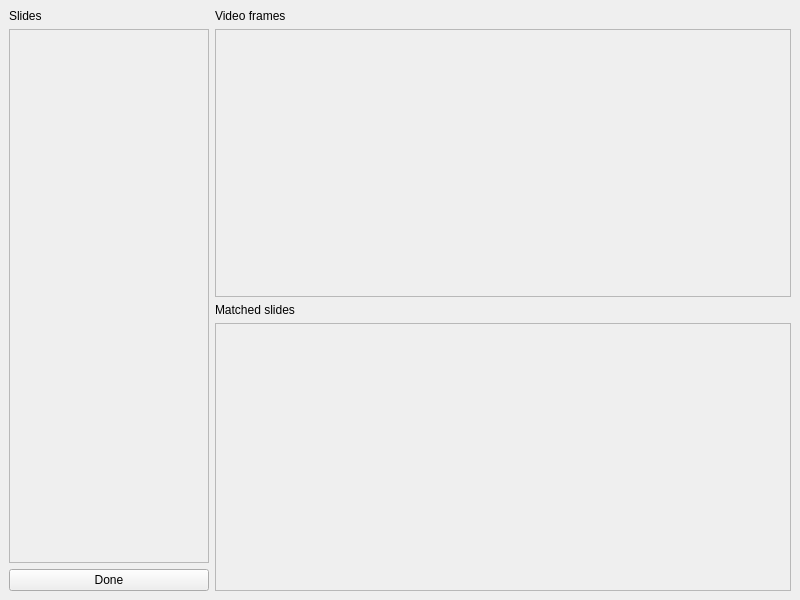
Old version of the form ui/review_window.ui in the repository viidea/slidesync.
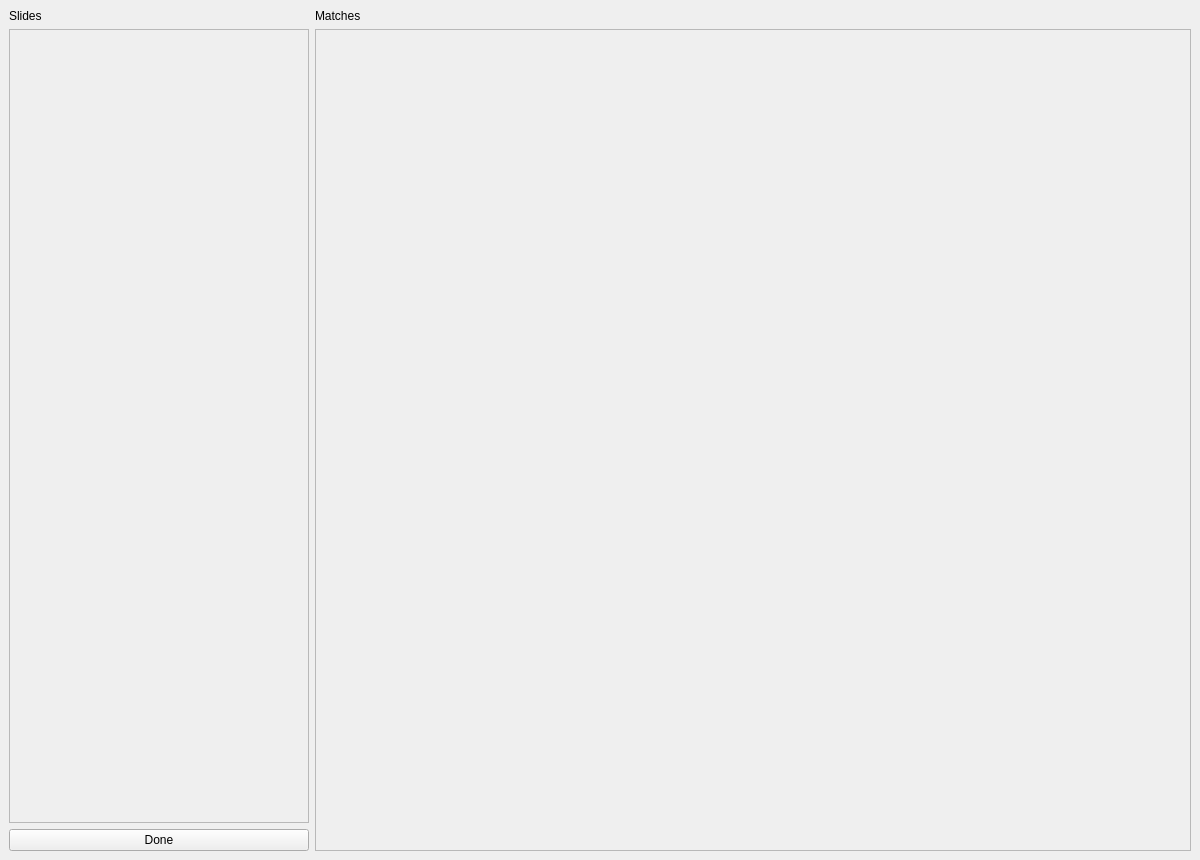
New version of the form.

Commit message: Reworked slide preview, added slide numbers

The edit to the form file:
```diff
--- a/ui/review_window.ui
+++ b/ui/review_window.ui
@@ -6,8 +6,8 @@
    <rect>
     <x>0</x>
     <y>0</y>
-    <width>800</width>
-    <height>600</height>
+    <width>1200</width>
+    <height>860</height>
    </rect>
   </property>
   <property name="windowTitle">
@@ -43,7 +43,7 @@
         </property>
         <property name="minimumSize">
          <size>
-          <width>200</width>
+          <width>300</width>
           <height>0</height>
          </size>
         </property>
@@ -64,8 +64,8 @@
           <rect>
            <x>0</x>
            <y>0</y>
-           <width>198</width>
-           <height>522</height>
+           <width>298</width>
+           <height>782</height>
           </rect>
          </property>
         </widget>
@@ -85,41 +85,14 @@
       <item>
        <widget class="QLabel" name="label">
         <property name="text">
-         <string>Video frames</string>
-        </property>
-       </widget>
-      </item>
-      <item>
-       <widget class="QScrollArea" name="scrVideoFrames">
-        <property name="verticalScrollBarPolicy">
-         <enum>Qt::ScrollBarAlwaysOff</enum>
-        </property>
-        <property name="widgetResizable">
-         <bool>true</bool>
-        </property>
-        <widget class="QWidget" name="scrollAreaWidgetContents_2">
-         <property name="geometry">
-          <rect>
-           <x>0</x>
-           <y>0</y>
-           <width>570</width>
-           <height>262</height>
-          </rect>
-         </property>
-        </widget>
-       </widget>
-      </item>
-      <item>
-       <widget class="QLabel" name="label_2">
-        <property name="text">
-         <string>Matched slides</string>
+         <string>Matches</string>
         </property>
        </widget>
       </item>
       <item>
        <widget class="QScrollArea" name="scrMatches">
         <property name="verticalScrollBarPolicy">
-         <enum>Qt::ScrollBarAlwaysOff</enum>
+         <enum>Qt::ScrollBarAsNeeded</enum>
         </property>
         <property name="horizontalScrollBarPolicy">
          <enum>Qt::ScrollBarAlwaysOff</enum>
@@ -127,13 +100,13 @@
         <property name="widgetResizable">
          <bool>true</bool>
         </property>
-        <widget class="QWidget" name="scrollAreaWidgetContents_3">
+        <widget class="QWidget" name="scrollAreaWidgetContents_2">
          <property name="geometry">
           <rect>
            <x>0</x>
            <y>0</y>
-           <width>570</width>
-           <height>262</height>
+           <width>870</width>
+           <height>815</height>
           </rect>
          </property>
         </widget>
```
The commit also changes 5 other files.
